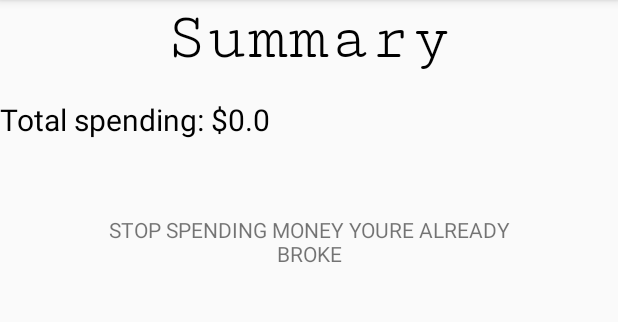
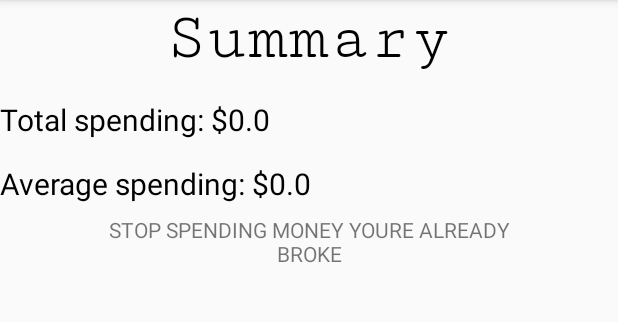
Before and after one commit to JohnB116/COP4656-Group-Proj, an Android app: the Summary screen opened directly, with no data from a screen before it, on a phone screen of 412 x 824 dp, the part 84-406 px from its top. Run offline under Robolectric (Android 15) with nearby library versions, the phone set to English and light mode, and no system bars.

Commit message:
Add average to summary

```diff
--- a/Fiscalitics/app/src/main/java/com/example/fiscalitics/Summary.java
+++ b/Fiscalitics/app/src/main/java/com/example/fiscalitics/Summary.java
@@ -26,7 +26,11 @@ public class Summary extends AppCompatActivity {
         TextView total = (TextView) findViewById(R.id.total);
         String disp = "Total spending: $" + String.valueOf(sp.getFloat("total", 0.0f));
 
+        TextView avg = (TextView) findViewById(R.id.avg);
+        String disp2 = "Average spending: $" + String.valueOf(sp.getFloat("average", 0.0f));
+
         total.setText(disp);
+        avg.setText(disp2);
 
     }
 
--- a/Fiscalitics/app/src/main/res/layout/activity_summary.xml
+++ b/Fiscalitics/app/src/main/res/layout/activity_summary.xml
@@ -31,6 +31,17 @@
             android:textSize="20sp"
             tools:layout_editor_absoluteX="170dp"
             tools:layout_editor_absoluteY="228dp" />
+        <TextView
+            android:id="@+id/avg"
+            android:layout_width="wrap_content"
+            android:layout_height="wrap_content"
+            android:layout_below="@+id/total"
+            android:paddingTop="15dp"
+            android:text="Your average daily spending: $"
+            android:textColor="#000000"
+            android:textSize="20sp"
+            tools:layout_editor_absoluteX="170dp"
+            tools:layout_editor_absoluteY="228dp" />
 
         <TextView
             android:id="@+id/message"
```
Also changed, not shown: Fiscalitics/app/src/main/java/com/example/fiscalitics/MainActivity.java (+31 -12 lines).
